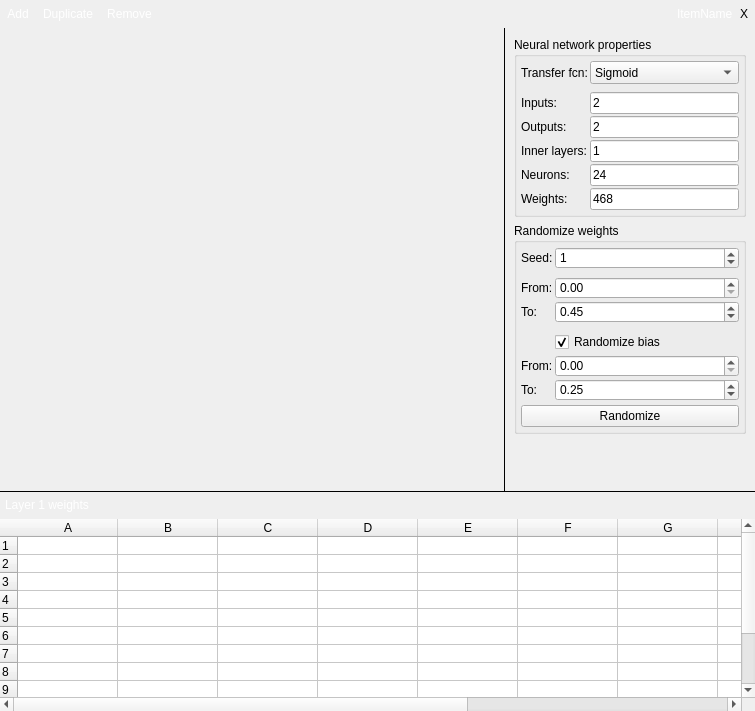
Before: the Qt Designer form ApplicationUi/TopologyWidget.ui in kacerpetr/NNCreator, drawn with Qt 5.
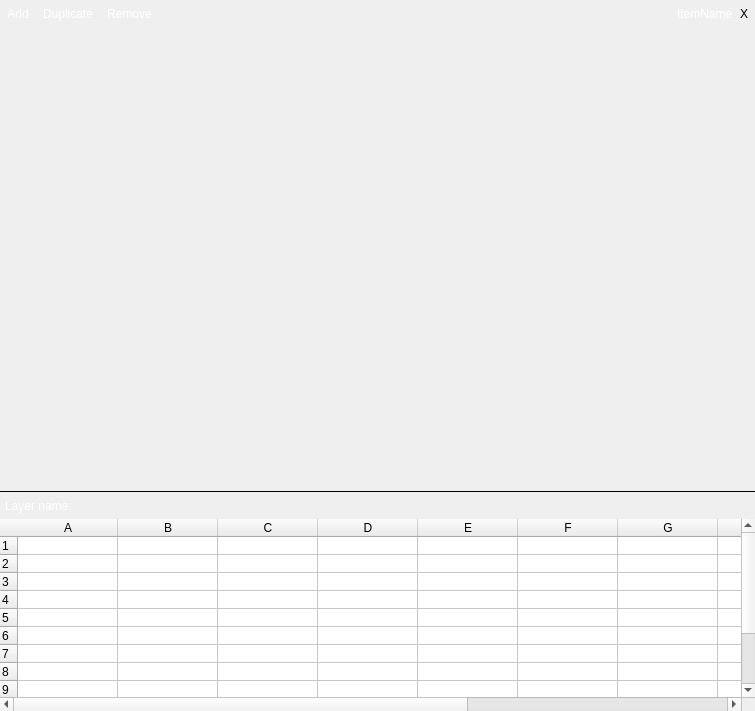
After: the same form once the commit is applied. Icons and pictures are not drawn.

Commit message: Main part of topology editor is finished

Diff of the .ui file:
```diff
--- a/ApplicationUi/TopologyWidget.ui
+++ b/ApplicationUi/TopologyWidget.ui
@@ -62,7 +62,7 @@
        <number>0</number>
       </property>
       <item>
-       <widget class="QToolButton" name="addLayerButton">
+       <widget class="QToolButton" name="appendButton">
         <property name="styleSheet">
          <string notr="true">color: white;</string>
         </property>
@@ -91,7 +91,7 @@
        </widget>
       </item>
       <item>
-       <widget class="QToolButton" name="removeLayerButton_2">
+       <widget class="QToolButton" name="duplicateButton">
         <property name="styleSheet">
          <string notr="true">color: white;</string>
         </property>
@@ -117,7 +117,7 @@
        </widget>
       </item>
       <item>
-       <widget class="QToolButton" name="removeLayerButton">
+       <widget class="QToolButton" name="removeButton">
         <property name="styleSheet">
          <string notr="true">color: white;</string>
         </property>
@@ -301,491 +301,12 @@
          <rect>
           <x>0</x>
           <y>0</y>
-          <width>492</width>
+          <width>755</width>
           <height>463</height>
          </rect>
         </property>
        </widget>
       </widget>
-      <widget class="QFrame" name="frame">
-       <property name="sizePolicy">
-        <sizepolicy hsizetype="Preferred" vsizetype="Preferred">
-         <horstretch>0</horstretch>
-         <verstretch>0</verstretch>
-        </sizepolicy>
-       </property>
-       <property name="minimumSize">
-        <size>
-         <width>250</width>
-         <height>0</height>
-        </size>
-       </property>
-       <property name="frameShape">
-        <enum>QFrame::NoFrame</enum>
-       </property>
-       <property name="frameShadow">
-        <enum>QFrame::Raised</enum>
-       </property>
-       <layout class="QVBoxLayout" name="verticalLayout_2">
-        <item>
-         <widget class="QGroupBox" name="groupBox_2">
-          <property name="title">
-           <string>Neural network properties</string>
-          </property>
-          <layout class="QVBoxLayout" name="verticalLayout_3">
-           <property name="margin">
-            <number>4</number>
-           </property>
-           <item>
-            <layout class="QFormLayout" name="formLayout">
-             <property name="fieldGrowthPolicy">
-              <enum>QFormLayout::ExpandingFieldsGrow</enum>
-             </property>
-             <property name="horizontalSpacing">
-              <number>2</number>
-             </property>
-             <property name="verticalSpacing">
-              <number>2</number>
-             </property>
-             <item row="0" column="0">
-              <widget class="QLabel" name="label">
-               <property name="text">
-                <string>Transfer fcn:</string>
-               </property>
-              </widget>
-             </item>
-             <item row="0" column="1">
-              <widget class="QComboBox" name="comboBox">
-               <property name="sizePolicy">
-                <sizepolicy hsizetype="Expanding" vsizetype="Fixed">
-                 <horstretch>0</horstretch>
-                 <verstretch>0</verstretch>
-                </sizepolicy>
-               </property>
-               <property name="minimumSize">
-                <size>
-                 <width>0</width>
-                 <height>23</height>
-                </size>
-               </property>
-               <item>
-                <property name="text">
-                 <string>Sigmoid</string>
-                </property>
-               </item>
-               <item>
-                <property name="text">
-                 <string>Hyperbollic tangens</string>
-                </property>
-               </item>
-              </widget>
-             </item>
-             <item row="2" column="0">
-              <widget class="QLabel" name="label_10">
-               <property name="text">
-                <string>Inputs:</string>
-               </property>
-              </widget>
-             </item>
-             <item row="2" column="1">
-              <widget class="QLineEdit" name="lineEdit_4">
-               <property name="minimumSize">
-                <size>
-                 <width>0</width>
-                 <height>22</height>
-                </size>
-               </property>
-               <property name="text">
-                <string>2</string>
-               </property>
-               <property name="readOnly">
-                <bool>true</bool>
-               </property>
-              </widget>
-             </item>
-             <item row="3" column="0">
-              <widget class="QLabel" name="label_11">
-               <property name="text">
-                <string>Outputs:</string>
-               </property>
-              </widget>
-             </item>
-             <item row="3" column="1">
-              <widget class="QLineEdit" name="lineEdit_5">
-               <property name="minimumSize">
-                <size>
-                 <width>0</width>
-                 <height>22</height>
-                </size>
-               </property>
-               <property name="text">
-                <string>2</string>
-               </property>
-               <property name="readOnly">
-                <bool>true</bool>
-               </property>
-              </widget>
-             </item>
-             <item row="4" column="0">
-              <widget class="QLabel" name="label_7">
-               <property name="text">
-                <string>Inner layers:</string>
-               </property>
-              </widget>
-             </item>
-             <item row="4" column="1">
-              <widget class="QLineEdit" name="lineEdit">
-               <property name="minimumSize">
-                <size>
-                 <width>0</width>
-                 <height>22</height>
-                </size>
-               </property>
-               <property name="text">
-                <string>1</string>
-               </property>
-               <property name="readOnly">
-                <bool>true</bool>
-               </property>
-              </widget>
-             </item>
-             <item row="5" column="0">
-              <widget class="QLabel" name="label_8">
-               <property name="text">
-                <string>Neurons:</string>
-               </property>
-              </widget>
-             </item>
-             <item row="5" column="1">
-              <widget class="QLineEdit" name="lineEdit_2">
-               <property name="minimumSize">
-                <size>
-                 <width>0</width>
-                 <height>22</height>
-                </size>
-               </property>
-               <property name="text">
-                <string>24</string>
-               </property>
-               <property name="readOnly">
-                <bool>true</bool>
-               </property>
-              </widget>
-             </item>
-             <item row="6" column="0">
-              <widget class="QLabel" name="label_9">
-               <property name="text">
-                <string>Weights:</string>
-               </property>
-              </widget>
-             </item>
-             <item row="6" column="1">
-              <widget class="QLineEdit" name="lineEdit_3">
-               <property name="minimumSize">
-                <size>
-                 <width>0</width>
-                 <height>22</height>
-                </size>
-               </property>
-               <property name="text">
-                <string>468</string>
-               </property>
-               <property name="readOnly">
-                <bool>true</bool>
-               </property>
-              </widget>
-             </item>
-             <item row="1" column="1">
-              <spacer name="verticalSpacer_4">
-               <property name="orientation">
-                <enum>Qt::Vertical</enum>
-               </property>
-               <property name="sizeType">
-                <enum>QSizePolicy::Fixed</enum>
-               </property>
-               <property name="sizeHint" stdset="0">
-                <size>
-                 <width>20</width>
-                 <height>4</height>
-                </size>
-               </property>
-              </spacer>
-             </item>
-            </layout>
-           </item>
-          </layout>
-         </widget>
-        </item>
-        <item>
-         <widget class="QGroupBox" name="groupBox">
-          <property name="title">
-           <string>Randomize weights</string>
-          </property>
-          <layout class="QVBoxLayout" name="verticalLayout_4">
-           <property name="spacing">
-            <number>4</number>
-           </property>
-           <property name="margin">
-            <number>4</number>
-           </property>
-           <item>
-            <layout class="QFormLayout" name="formLayout_2">
-             <property name="sizeConstraint">
-              <enum>QLayout::SetDefaultConstraint</enum>
-             </property>
-             <property name="fieldGrowthPolicy">
-              <enum>QFormLayout::ExpandingFieldsGrow</enum>
-             </property>
-             <property name="horizontalSpacing">
-              <number>2</number>
-             </property>
-             <property name="verticalSpacing">
-              <number>2</number>
-             </property>
-             <item row="0" column="0">
-              <widget class="QLabel" name="label_2">
-               <property name="text">
-                <string>Seed:</string>
-               </property>
-              </widget>
-             </item>
-             <item row="0" column="1">
-              <widget class="QSpinBox" name="spinBox">
-               <property name="sizePolicy">
-                <sizepolicy hsizetype="Expanding" vsizetype="Fixed">
-                 <horstretch>0</horstretch>
-                 <verstretch>0</verstretch>
-                </sizepolicy>
-               </property>
-               <property name="minimumSize">
-                <size>
-                 <width>0</width>
-                 <height>22</height>
-                </size>
-               </property>
-               <property name="maximum">
-                <number>100000000</number>
-               </property>
-               <property name="value">
-                <number>1</number>
-               </property>
-              </widget>
-             </item>
-             <item row="2" column="0">
-              <widget class="QLabel" name="label_3">
-               <property name="text">
-                <string>From:</string>
-               </property>
-              </widget>
-             </item>
-             <item row="2" column="1">
-              <widget class="QDoubleSpinBox" name="doubleSpinBox">
-               <property name="sizePolicy">
-                <sizepolicy hsizetype="Expanding" vsizetype="Fixed">
-                 <horstretch>0</horstretch>
-                 <verstretch>0</verstretch>
-                </sizepolicy>
-               </property>
-               <property name="minimumSize">
-                <size>
-                 <width>0</width>
-                 <height>22</height>
-                </size>
-               </property>
-              </widget>
-             </item>
-             <item row="3" column="0">
-              <widget class="QLabel" name="label_4">
-               <property name="text">
-                <string>To:</string>
-               </property>
-              </widget>
-             </item>
-             <item row="3" column="1">
-              <widget class="QDoubleSpinBox" name="doubleSpinBox_2">
-               <property name="sizePolicy">
-                <sizepolicy hsizetype="Expanding" vsizetype="Fixed">
-                 <horstretch>0</horstretch>
-                 <verstretch>0</verstretch>
-                </sizepolicy>
-               </property>
-               <property name="minimumSize">
-                <size>
-                 <width>0</width>
-                 <height>22</height>
-                </size>
-               </property>
-               <property name="maximum">
-                <double>1.000000000000000</double>
-               </property>
-               <property name="singleStep">
-                <double>0.050000000000000</double>
-               </property>
-               <property name="value">
-                <double>0.450000000000000</double>
-               </property>
-              </widget>
-             </item>
-             <item row="5" column="1">
-              <widget class="QCheckBox" name="checkBox">
-               <property name="minimumSize">
-                <size>
-                 <width>0</width>
-                 <height>22</height>
-                </size>
-               </property>
-               <property name="text">
-                <string>Randomize bias</string>
-               </property>
-               <property name="checked">
-                <bool>true</bool>
-               </property>
-              </widget>
-             </item>
-             <item row="7" column="0">
-              <widget class="QLabel" name="label_5">
-               <property name="text">
-                <string>From:</string>
-               </property>
-              </widget>
-             </item>
-             <item row="7" column="1">
-              <widget class="QDoubleSpinBox" name="doubleSpinBox_3">
-               <property name="sizePolicy">
-                <sizepolicy hsizetype="Expanding" vsizetype="Fixed">
-                 <horstretch>0</horstretch>
-                 <verstretch>0</verstretch>
-                </sizepolicy>
-               </property>
-               <property name="minimumSize">
-                <size>
-                 <width>0</width>
-                 <height>22</height>
-                </size>
-               </property>
-               <property name="decimals">
-                <number>2</number>
-               </property>
-               <property name="maximum">
-                <double>1.000000000000000</double>
-               </property>
-               <property name="singleStep">
-                <double>0.050000000000000</double>
-               </property>
-               <property name="value">
-                <double>0.000000000000000</double>
-               </property>
-              </widget>
-             </item>
-             <item row="8" column="0">
-              <widget class="QLabel" name="label_6">
-               <property name="text">
-                <string>To:</string>
-               </property>
-              </widget>
-             </item>
-             <item row="8" column="1">
-              <widget class="QDoubleSpinBox" name="doubleSpinBox_4">
-               <property name="sizePolicy">
-                <sizepolicy hsizetype="Expanding" vsizetype="Fixed">
-                 <horstretch>0</horstretch>
-                 <verstretch>0</verstretch>
-                </sizepolicy>
-               </property>
-               <property name="minimumSize">
-                <size>
-                 <width>0</width>
-                 <height>22</height>
-                </size>
-               </property>
-               <property name="maximum">
-                <double>1.000000000000000</double>
-               </property>
-               <property name="singleStep">
-                <double>0.050000000000000</double>
-               </property>
-               <property name="value">
-                <double>0.250000000000000</double>
-               </property>
-              </widget>
-             </item>
-             <item row="4" column="1">
-              <spacer name="verticalSpacer_3">
-               <property name="orientation">
-                <enum>Qt::Vertical</enum>
-               </property>
-               <property name="sizeType">
-                <enum>QSizePolicy::Fixed</enum>
-               </property>
-               <property name="sizeHint" stdset="0">
-                <size>
-                 <width>20</width>
-                 <height>4</height>
-                </size>
-               </property>
-              </spacer>
-             </item>
-             <item row="1" column="1">
-              <spacer name="verticalSpacer_2">
-               <property name="orientation">
-                <enum>Qt::Vertical</enum>
-               </property>
-               <property name="sizeType">
-                <enum>QSizePolicy::Fixed</enum>
-               </property>
-               <property name="sizeHint" stdset="0">
-                <size>
-                 <width>20</width>
-                 <height>4</height>
-                </size>
-               </property>
-              </spacer>
-             </item>
-            </layout>
-           </item>
-           <item>
-            <widget class="QPushButton" name="pushButton_2">
-             <property name="sizePolicy">
-              <sizepolicy hsizetype="Expanding" vsizetype="Fixed">
-               <horstretch>0</horstretch>
-               <verstretch>0</verstretch>
-              </sizepolicy>
-             </property>
-             <property name="minimumSize">
-              <size>
-               <width>0</width>
-               <height>22</height>
-              </size>
-             </property>
-             <property name="maximumSize">
-              <size>
-               <width>16777215</width>
-               <height>22</height>
-              </size>
-             </property>
-             <property name="text">
-              <string>Randomize</string>
-             </property>
-            </widget>
-           </item>
-          </layout>
-         </widget>
-        </item>
-        <item>
-         <spacer name="verticalSpacer">
-          <property name="orientation">
-           <enum>Qt::Vertical</enum>
-          </property>
-          <property name="sizeHint" stdset="0">
-           <size>
-            <width>20</width>
-            <height>40</height>
-           </size>
-          </property>
-         </spacer>
-        </item>
-       </layout>
-      </widget>
      </widget>
      <widget class="QFrame" name="frame_2">
       <property name="frameShape">
@@ -832,9 +353,73 @@
            <number>0</number>
           </property>
           <item>
-           <widget class="QLabel" name="label_12">
+           <widget class="QLabel" name="layerLabel">
+            <property name="palette">
+             <palette>
+              <active>
+               <colorrole role="WindowText">
+                <brush brushstyle="SolidPattern">
+                 <color alpha="255">
+                  <red>255</red>
+                  <green>255</green>
+                  <blue>255</blue>
+                 </color>
+                </brush>
+               </colorrole>
+               <colorrole role="Text">
+                <brush brushstyle="SolidPattern">
+                 <color alpha="255">
+                  <red>255</red>
+                  <green>255</green>
+                  <blue>255</blue>
+                 </color>
+                </brush>
+               </colorrole>
+              </active>
+              <inactive>
+               <colorrole role="WindowText">
+                <brush brushstyle="SolidPattern">
+                 <color alpha="255">
+                  <red>255</red>
+                  <green>255</green>
+                  <blue>255</blue>
+                 </color>
+                </brush>
+               </colorrole>
+               <colorrole role="Text">
+                <brush brushstyle="SolidPattern">
+                 <color alpha="255">
+                  <red>255</red>
+                  <green>255</green>
+                  <blue>255</blue>
+                 </color>
+                </brush>
+               </colorrole>
+              </inactive>
+              <disabled>
+               <colorrole role="WindowText">
+                <brush brushstyle="SolidPattern">
+                 <color alpha="255">
+                  <red>152</red>
+                  <green>152</green>
+                  <blue>153</blue>
+                 </color>
+                </brush>
+               </colorrole>
+               <colorrole role="Text">
+                <brush brushstyle="SolidPattern">
+                 <color alpha="255">
+                  <red>154</red>
+                  <green>154</green>
+                  <blue>155</blue>
+                 </color>
+                </brush>
+               </colorrole>
+              </disabled>
+             </palette>
+            </property>
             <property name="text">
-             <string>&lt;html&gt;&lt;head/&gt;&lt;body&gt;&lt;p&gt;&lt;span style=&quot; color:#ffffff;&quot;&gt;Layer 1 weights&lt;/span&gt;&lt;/p&gt;&lt;/body&gt;&lt;/html&gt;</string>
+             <string>Layer name:</string>
             </property>
             <property name="indent">
              <number>5</number>
@@ -845,7 +430,7 @@
         </widget>
        </item>
        <item>
-        <widget class="QTableWidget" name="tableWidget">
+        <widget class="QTableWidget" name="weightTable">
          <property name="sizePolicy">
           <sizepolicy hsizetype="Preferred" vsizetype="Preferred">
            <horstretch>0</horstretch>
```
The commit also changes 34 other files.
